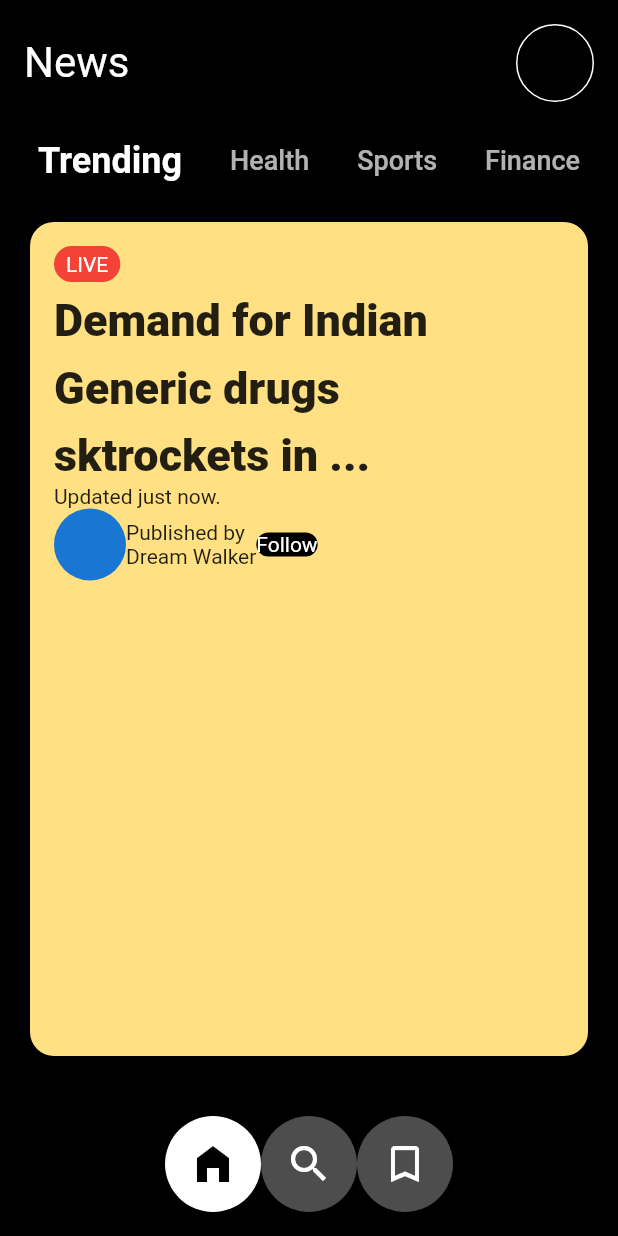
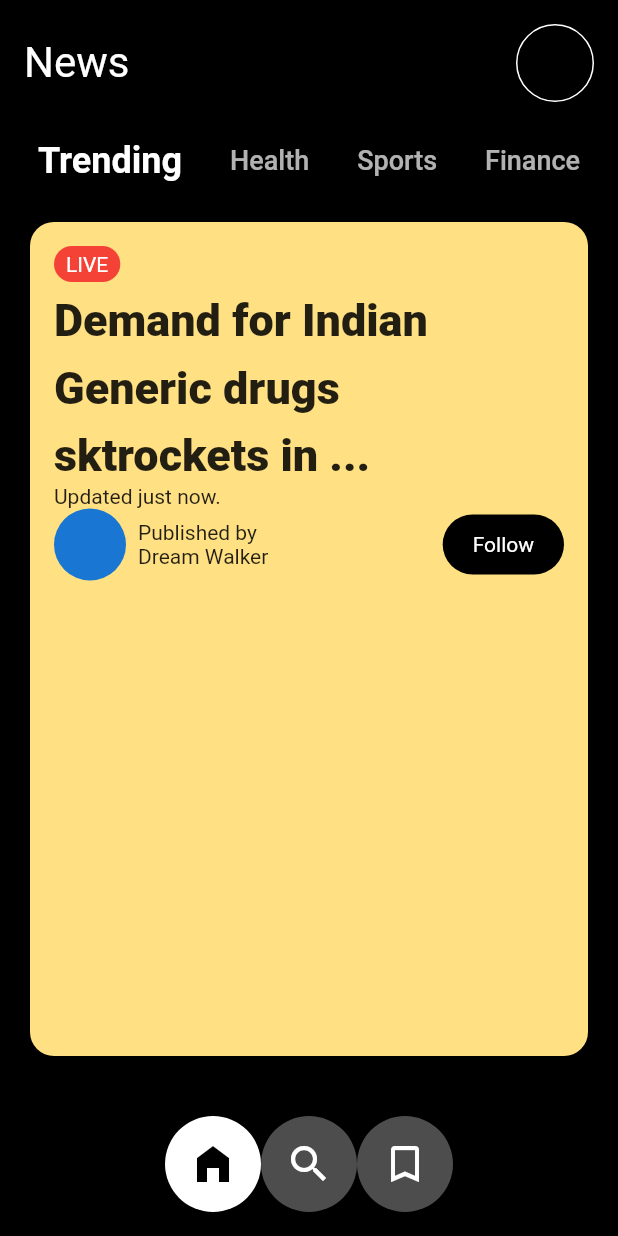
Before and after one commit to JAICHANGPARK/flutter_notebook_chapter_24, a Flutter app: the screen it shows after launch, on a phone screen of 412 x 824 dp. Run offline on Flutter 3.47's test engine with Material 2 defaults, Android fonts, the phone set to English and light mode, and no system bars; our stand-ins replace flutter_riverpod, freezed_annotation, go_router, google_fonts, ionicons, percent_indicator; missing offline and left inert: crypto_font_icons.

Commit message:
Update new_app_2_main_page.dart

```diff
--- a/lib/ep1399_news_app/view/new_app_2_main_page.dart
+++ b/lib/ep1399_news_app/view/new_app_2_main_page.dart
@@ -119,6 +119,9 @@ class _NewsApp2MainPageState extends State<NewsApp2MainPage> {
                                         CircleAvatar(
                                           radius: 24,
                                         ),
+                                        SizedBox(
+                                          width: 8,
+                                        ),
                                         Column(
                                           crossAxisAlignment: CrossAxisAlignment.start,
                                           children: [
@@ -126,11 +129,13 @@ class _NewsApp2MainPageState extends State<NewsApp2MainPage> {
                                             Text("Dream Walker"),
                                           ],
                                         ),
+                                        Spacer(),
                                         Container(
                                           decoration: BoxDecoration(
                                             color: Colors.black,
                                             borderRadius: BorderRadius.circular(24),
                                           ),
+                                          padding: EdgeInsets.symmetric(horizontal: 20, vertical: 12),
                                           child: Text(
                                             "Follow",
                                             style: TextStyle(
```
